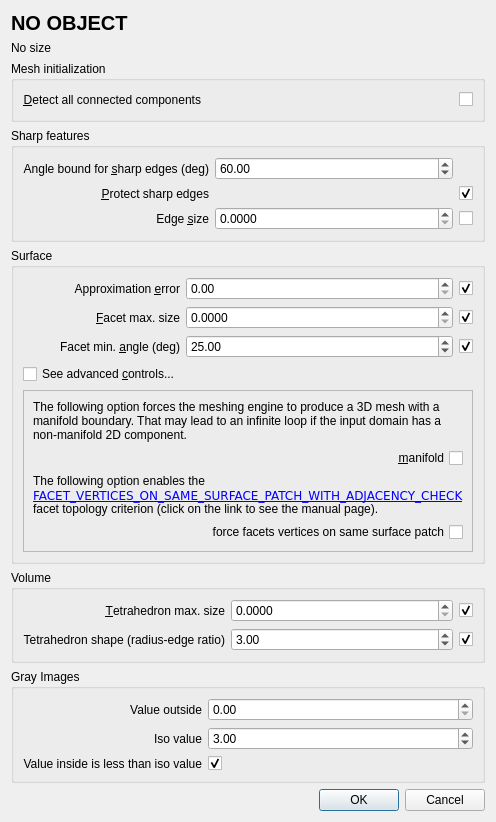
Above: Polyhedron/demo/Polyhedron/Plugins/Mesh_3/Meshing_dialog.ui from CGAL/cgal before the change. Below: the same form after it.
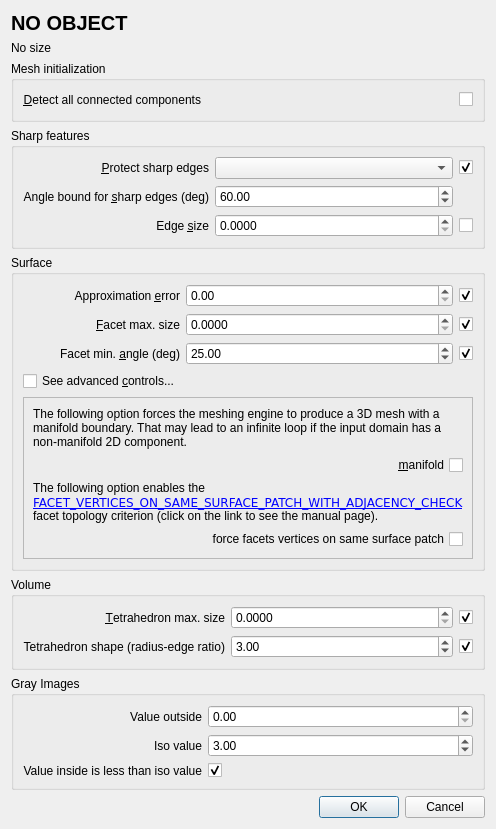
That is the form after the change.

Commit message:
add option to protect sharp edges and/or border edges when remeshing a surface
this works only for polyhedral surfaces
the behaviour is unchanged for other types of domains

Patch:
```diff
--- a/Polyhedron/demo/Polyhedron/Plugins/Mesh_3/Meshing_dialog.ui
+++ b/Polyhedron/demo/Polyhedron/Plugins/Mesh_3/Meshing_dialog.ui
@@ -101,63 +101,10 @@
       <string>Sharp features</string>
      </property>
      <layout class="QGridLayout" name="gridLayout" columnstretch="0,1,0">
-      <item row="2" column="2">
-       <widget class="QCheckBox" name="protect">
-        <property name="text">
-         <string/>
-        </property>
-        <property name="checked">
-         <bool>true</bool>
-        </property>
-       </widget>
+      <item row="1" column="1">
+       <widget class="QComboBox" name="protectEdges"/>
       </item>
-      <item row="4" column="2">
-       <widget class="QCheckBox" name="noEdgeSizing">
-        <property name="text">
-         <string/>
-        </property>
-       </widget>
-      </item>
-      <item row="4" column="1">
-       <widget class="QDoubleSpinBox" name="edgeSizing">
-        <property name="decimals">
-         <number>4</number>
-        </property>
-        <property name="minimum">
-         <double>0.000000000000000</double>
-        </property>
-        <property name="value">
-         <double>0.000000000000000</double>
-        </property>
-       </widget>
-      </item>
-      <item row="4" column="0">
-       <widget class="QLabel" name="edgeLabel">
-        <property name="text">
-         <string>Edge &amp;size</string>
-        </property>
-        <property name="alignment">
-         <set>Qt::AlignRight|Qt::AlignTrailing|Qt::AlignVCenter</set>
-        </property>
-        <property name="buddy">
-         <cstring>edgeSizing</cstring>
-        </property>
-       </widget>
-      </item>
-      <item row="2" column="0">
-       <widget class="QLabel" name="protectLabel">
-        <property name="text">
-         <string>&amp;Protect sharp edges</string>
-        </property>
-        <property name="alignment">
-         <set>Qt::AlignRight|Qt::AlignTrailing|Qt::AlignVCenter</set>
-        </property>
-        <property name="buddy">
-         <cstring>protect</cstring>
-        </property>
-       </widget>
-      </item>
-      <item row="0" column="0">
+      <item row="3" column="0">
        <widget class="QLabel" name="sharpEdgesAngleLabel">
         <property name="toolTip">
          <string>For the detection of sharp edges, this is the lower bound on the angle between normals of incident facets of sharp edges</string>
@@ -173,7 +120,40 @@
         </property>
        </widget>
       </item>
-      <item row="0" column="1">
+      <item row="7" column="0">
+       <widget class="QLabel" name="edgeLabel">
+        <property name="text">
+         <string>Edge &amp;size</string>
+        </property>
+        <property name="alignment">
+         <set>Qt::AlignRight|Qt::AlignTrailing|Qt::AlignVCenter</set>
+        </property>
+        <property name="buddy">
+         <cstring>edgeSizing</cstring>
+        </property>
+       </widget>
+      </item>
+      <item row="7" column="2">
+       <widget class="QCheckBox" name="noEdgeSizing">
+        <property name="text">
+         <string/>
+        </property>
+       </widget>
+      </item>
+      <item row="7" column="1">
+       <widget class="QDoubleSpinBox" name="edgeSizing">
+        <property name="decimals">
+         <number>4</number>
+        </property>
+        <property name="minimum">
+         <double>0.000000000000000</double>
+        </property>
+        <property name="value">
+         <double>0.000000000000000</double>
+        </property>
+       </widget>
+      </item>
+      <item row="3" column="1">
        <widget class="QDoubleSpinBox" name="sharpEdgesAngle">
         <property name="maximum">
          <double>180.000000000000000</double>
@@ -183,6 +163,29 @@
         </property>
        </widget>
       </item>
+      <item row="1" column="0">
+       <widget class="QLabel" name="protectLabel">
+        <property name="text">
+         <string>&amp;Protect sharp edges</string>
+        </property>
+        <property name="alignment">
+         <set>Qt::AlignRight|Qt::AlignTrailing|Qt::AlignVCenter</set>
+        </property>
+        <property name="buddy">
+         <cstring>protect</cstring>
+        </property>
+       </widget>
+      </item>
+      <item row="1" column="2">
+       <widget class="QCheckBox" name="protect">
+        <property name="text">
+         <string/>
+        </property>
+        <property name="checked">
+         <bool>true</bool>
+        </property>
+       </widget>
+      </item>
      </layout>
     </widget>
    </item>
```
The commit also changes 3 other files.
